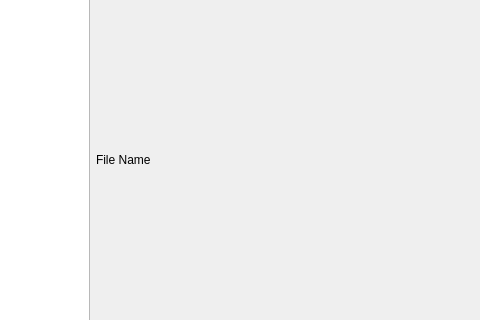
harshmittal2210/PyCon2023-YLW, file ui/editor.ui: the form before one commit; both pictures show x 175 to 655 and y 264 to 584 of the 1130 by 852 pixel window.
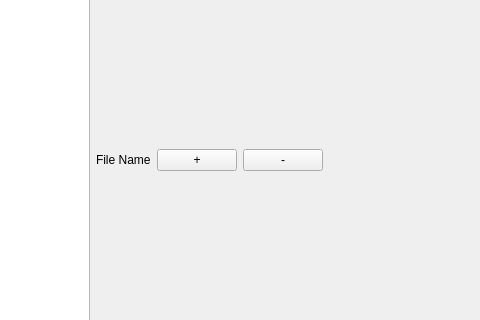
The form after the commit.

Commit message: Text Size change added

What changed in the file:
```diff
--- a/ui/editor.ui
+++ b/ui/editor.ui
@@ -41,6 +41,26 @@
           </property>
          </widget>
         </item>
+        <item>
+         <widget class="QPushButton" name="zoomInButton">
+          <property name="sizePolicy">
+           <sizepolicy hsizetype="Preferred" vsizetype="Fixed">
+            <horstretch>0</horstretch>
+            <verstretch>0</verstretch>
+           </sizepolicy>
+          </property>
+          <property name="text">
+           <string>+</string>
+          </property>
+         </widget>
+        </item>
+        <item>
+         <widget class="QPushButton" name="zoomOutButton">
+          <property name="text">
+           <string>-</string>
+          </property>
+         </widget>
+        </item>
         <item>
          <spacer name="horizontalSpacer">
           <property name="orientation">
```
The commit also changes 2 other files.
